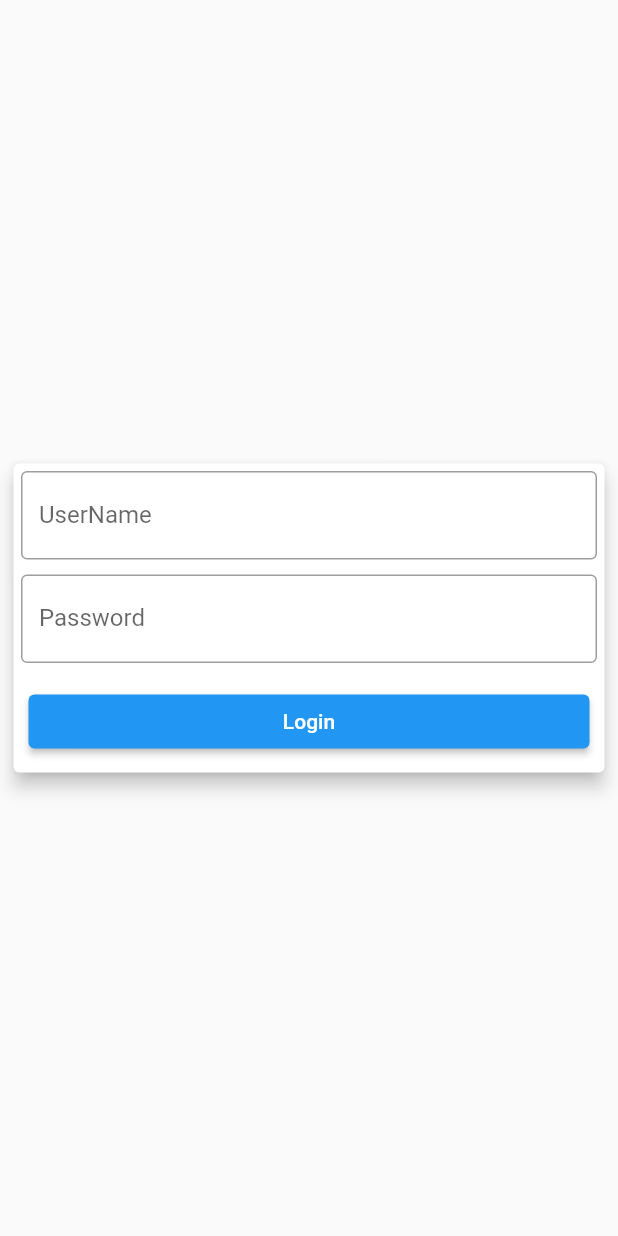
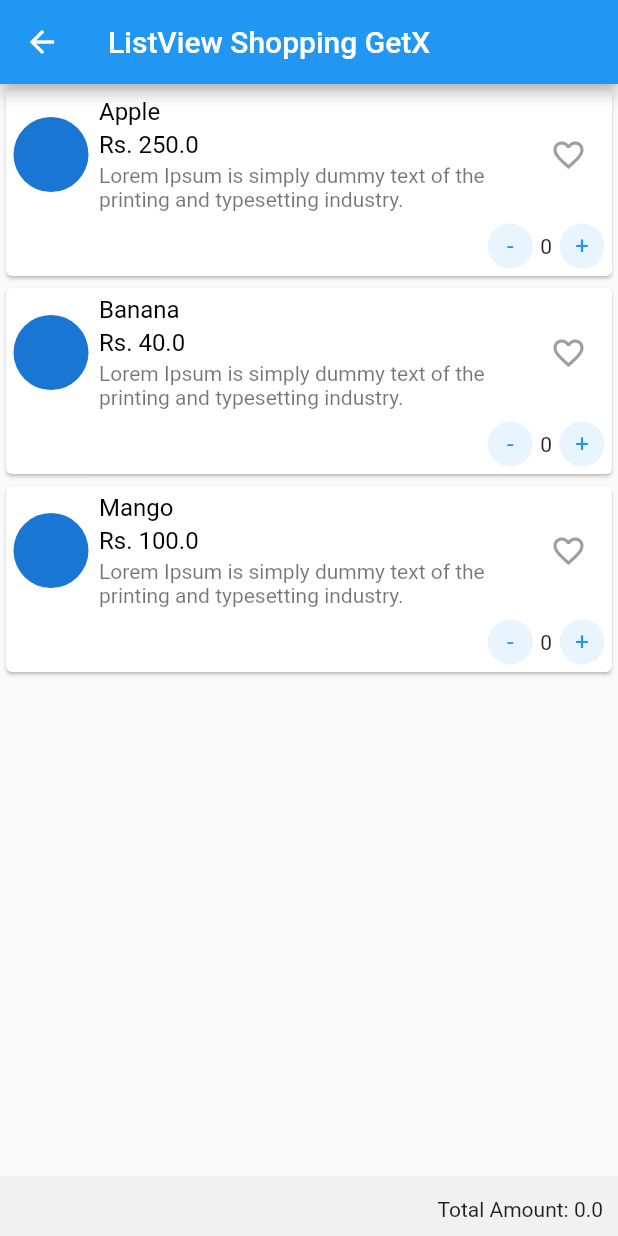
Before and after one commit to Nusrat-Jahan-Nira/pdcl_marketing, a Flutter app: the HomePage screen opened directly, on a phone screen of 412 x 824 dp. Run offline on Flutter 3.47's test engine with Material 2 defaults, Android fonts, the phone set to English and light mode, and no system bars; our stand-ins replace fluttertoast, get.

Commit message:
version 1.2

```diff
--- /dev/null
+++ b/lib/Controllers/login_controller.dart
@@ -0,0 +1,53 @@
+import 'package:get/get.dart';
+
+class LoginController extends GetxController{
+   String? userName, password;
+   int Flag = 0;
+
+   RxString aUserName = ''.obs;
+
+   void checkUserName(String text){
+
+      if(text.isAlphabetOnly){
+
+         userName = text;
+         aUserName.value = text;
+
+         print("${text} is a username");
+      }
+   }
+   void checkPassword(String text){
+
+      password = text;
+
+      if(text.isNum){
+         print("${text} is a number");
+
+      }
+      else if(text.isAlphabetOnly){
+
+         userName = text;
+         print("${text} is a username");
+
+      }
+      else if(text.isEmail){
+         print("${text} is email");
+
+      }
+
+   }
+   int login(){
+      Flag = 0;
+      if(userName!= null && password!= null){
+         if(userName == "binary" && password == "123"){
+            Flag = 1;
+         }
+         else{
+            Flag = 2;
+         }
+      }
+      return Flag;
+
+   }
+
+}
--- /dev/null
+++ b/lib/Controllers/product_controller.dart
@@ -0,0 +1,67 @@
+import 'package:flutter/cupertino.dart';
+import 'package:get/get.dart';
+
+import '../Model/product.dart';
+
+
+  class ProductController extends GetxController {
+  TextEditingController searchController = TextEditingController();
+  var productList = <Product>[].obs;
+  var productTempList = <Product>[];
+  var totalAmount = RxDouble(0);
+  @override
+  void onInit() {
+  super.onInit();
+  //Get data
+  var productData = _productData();
+  //Store data
+  productList.value = productData;
+  productTempList = productData;
+  }
+  favourite(Product productResponse) {
+  productResponse.isFavourite.value = !productResponse.isFavourite.value;
+  }
+  quantityAdd(Product productResponse) {
+  productResponse.quantity++;
+  _totalAmountGet();
+  }
+  quantityMinus(Product productResponse) {
+  if (productResponse.quantity.value > 0) {
+  productResponse.quantity--;
+  _totalAmountGet();
+  }
+  }
+  productNameSearch(String name) {
+  if (name.isEmpty) {
+  productList.value = productTempList;
+  } else {
+  productList.value = productTempList
+      .where((element) =>
+  element.productName.toLowerCase().contains(name.toLowerCase()))
+      .toList();
+  }
+  }
+  _totalAmountGet() {
+  totalAmount.value = productList.fold(0, (previous, current) => previous + current.price * current.quantity.value);
+  }
+  }
+  _productData() => [
+    Product(
+  id: '1',
+  productName: 'Apple',
+  productDescription:
+  'Lorem Ipsum is simply dummy text of the printing and typesetting industry. ',
+  price: 250),
+    Product(
+  id: '2',
+  productName: 'Banana',
+  productDescription:
+  'Lorem Ipsum is simply dummy text of the printing and typesetting industry. ',
+  price: 40),
+    Product(
+  id: '3',
+  productName: 'Mango',
+  productDescription:
+  'Lorem Ipsum is simply dummy text of the printing and typesetting industry. ',
+  price: 100),
+  ];
--- /dev/null
+++ b/lib/Helper/helper.dart
@@ -0,0 +1,6 @@
+
+import 'package:get/get.dart';
+
+class Helper extends GetxController{
+
+}
--- /dev/null
+++ b/lib/Model/product.dart
@@ -0,0 +1,20 @@
+import 'package:get/get_rx/src/rx_types/rx_types.dart';
+
+class Product {
+  String id, productName, productDescription;
+  double price;
+  Product(
+      {required this.id,
+        required this.productName,
+        required this.productDescription,
+        required this.price,
+        int quantity = 0,
+        bool isFavourite = false}) {
+    this.setQuantity(quantity);
+    this.setIsFavourite(isFavourite);
+  }
+  RxInt quantity = RxInt(0);
+  setQuantity(int value) => quantity.value = value;
+  RxBool isFavourite = RxBool(false);
+  setIsFavourite(bool value) => isFavourite.value = value;
+}
--- /dev/null
+++ b/lib/Model/user_login.dart
@@ -0,0 +1,5 @@
+class UserLogin{
+  final String _username, _password;
+
+  UserLogin(this._username, this._password);
+}
--- a/lib/home_page.dart
+++ /dev/null
@@ -1,78 +0,0 @@
-import 'package:flutter/material.dart';
-import 'package:fluttertoast/fluttertoast.dart';
-import 'package:get/get.dart';
-
-class HomePage extends StatelessWidget {
-  const HomePage({Key? key}) : super(key: key);
-
-  static const String _title = 'Pdcl Marketing';
-  @override
-  Widget build(BuildContext context) {
-    return Scaffold(
-        body:
-          Center(
-            child: Column(
-              mainAxisSize: MainAxisSize.min, // add this
-              crossAxisAlignment: CrossAxisAlignment.center,
-              children: [
-                Container(
-                  margin: const EdgeInsets.all(5),
-                  child: Card(
-                    elevation: 5,
-                    child: Column(
-                      mainAxisSize: MainAxisSize.max,
-                      children: [
-                       Container(
-                         padding: const EdgeInsets.all(5),
-                         child: const TextField(
-                          obscureText: true,
-                          decoration: InputDecoration(
-                            border: OutlineInputBorder(),
-                            labelText: 'UserName',
-                            hintText: 'Enter User Name',
-                          ),
-                         ),
-                       ),
-                       Container(
-                          padding: const EdgeInsets.all(5),
-                          child: const TextField(
-                            obscureText: true,
-                            decoration: InputDecoration(
-                              border: OutlineInputBorder(),
-                              labelText: 'Password',
-                              hintText: 'Enter Password',
-                            ),
-                          ),
-                        ),
-                        Container(
-                          width: double.maxFinite,
-                          padding: const EdgeInsets.all(10),
-                          child: ElevatedButton(
-                            onPressed: () {
-                              Fluttertoast.showToast(
-                                  msg: "This is Center Short Toast",
-                                  toastLength: Toast.LENGTH_SHORT,
-                                  gravity: ToastGravity.CENTER,
-                                  timeInSecForIosWeb: 1,
-                                  backgroundColor: Colors.red,
-                                  textColor: Colors.white,
-                                  fontSize: 16.0
-                              );
-                            },
-                            child: const Text('Login'),
-                          ),
-                        ),
-
-                        ],
-                  ),
-
-                  ),
-                ),
-              ],
-
-        ),
-          )
-
-    );
-  }
-}
--- a/lib/main.dart
+++ b/lib/main.dart
@@ -1,6 +1,6 @@
 import 'package:flutter/material.dart';
 import 'package:get/get.dart';
-import 'package:pdcl_marketing/home_page.dart';
+import 'package:pdcl_marketing/pages/login_page.dart';
 
 void main() {
   runApp(const MyApp());
@@ -27,7 +27,7 @@ class MyApp extends StatelessWidget {
         // is not restarted.
         primarySwatch: Colors.blue,
       ),
-      home: const HomePage(),
+      home:  LoginPage(),
 
     );
   }
--- /dev/null
+++ b/lib/pages/home_page.dart
@@ -0,0 +1,125 @@
+
+import 'package:flutter/material.dart';
+import 'package:flutter/widgets.dart';
+import 'package:get/get_state_manager/src/rx_flutter/rx_obx_widget.dart';
+import 'package:get/get_state_manager/src/simple/get_view.dart';
+
+import '../Controllers/product_controller.dart';
+
+import 'package:flutter/material.dart';
+import 'package:get/get.dart';
+
+
+class HomePage extends GetView<ProductController>  {
+  const HomePage({Key? key}) : super(key: key);
+
+  @override
+  Widget build(BuildContext context) {
+    return Scaffold(
+  //     appBar: AppBar(
+  //       title: const Text("Marketing Pdcl"),
+  //     ),
+  //     body: Center(
+  //   child: Column(
+  //       mainAxisSize: MainAxisSize.min, // add this
+  //       crossAxisAlignment: CrossAxisAlignment.center,
+  //        children: const [
+  //          Text("Home Page")
+  //        ],
+  //   ),
+  //   ),
+  //
+  //
+  //   );
+  // }
+        appBar: AppBar(title: Text('ListView Shopping GetX')),
+        bottomNavigationBar: Container(
+            padding: EdgeInsets.all(10),
+            color: Colors.grey.withOpacity(0.1),
+            height: 40,
+            child: Align(
+                alignment: Alignment.bottomRight,
+                child: Obx(
+                        () => Text('Total Amount: ${controller.totalAmount}')))),
+        body: Column(children: [
+          // TextFieldSearch(
+          //     textEditingController: controller.searchController,
+          //     isPrefixIconVisible: true,
+          //     onChanged: controller.productNameSearch),
+          Expanded(
+              child: Obx(() => ListView(shrinkWrap: true, children: [
+                ...controller.productList
+                    .map((e) => Card(
+                    child: Padding(
+                        padding: EdgeInsets.all(5),
+                        child: Column(children: [
+                          Row(children: [
+                            CircleAvatar(radius: 25),
+                            SizedBox(width: 7),
+                            Expanded(
+                                child: Column(
+                                    crossAxisAlignment:
+                                    CrossAxisAlignment.start,
+                                    children: [
+                                      Text(e.productName,
+                                          style: TextStyle(
+                                              fontSize: 16,
+                                              color: Colors.black)),
+                                      SizedBox(height: 3),
+                                      Text('Rs. ${e.price}',
+                                          style: TextStyle(
+                                              fontSize: 16,
+                                              color: Colors.black)),
+                                      SizedBox(height: 3),
+                                      Text('${e.productDescription}',
+                                          style: TextStyle(
+                                              fontSize: 14,
+                                              color: Colors.black54)),
+                                    ])),
+                            IconButton(
+                                onPressed: () =>
+                                    controller.favourite(e),
+                                icon: Obx(() => Icon(
+                                    e.isFavourite.value
+                                        ? Icons.favorite
+                                        : Icons.favorite_border,
+                                    color: Colors.grey)))
+                          ]),
+                          SizedBox(height: 8),
+                          Row(
+                              mainAxisAlignment: MainAxisAlignment.end,
+                              children: [
+                                InkWell(
+                                    borderRadius:
+                                    BorderRadius.circular(15.0),
+                                    child: CircleAvatar(
+                                        backgroundColor: Colors.blue
+                                            .withOpacity(0.1),
+                                        radius: 15,
+                                        child: Text('-',
+                                            style: TextStyle(
+                                                color: Colors.blue))),
+                                    onTap: () =>
+                                        controller.quantityMinus(e)),
+                                SizedBox(width: 5),
+                                Text('${e.quantity.value}'),
+                                SizedBox(width: 5),
+                                InkWell(
+                                    borderRadius:
+                                    BorderRadius.circular(15.0),
+                                    child: CircleAvatar(
+                                        backgroundColor: Colors.blue
+                                            .withOpacity(0.1),
+                                        radius: 15,
+                                        child: Text('+',
+                                            style: TextStyle(
+                                                color: Colors.blue))),
+                                    onTap: () =>
+                                        controller.quantityAdd(e))
+                              ])
+                        ]))))
+                    .toList()
+              ])))
+        ]));
+  }
+}
```
Also changed, not shown: lib/pages/login_page.dart (added, +117 -0 lines).
